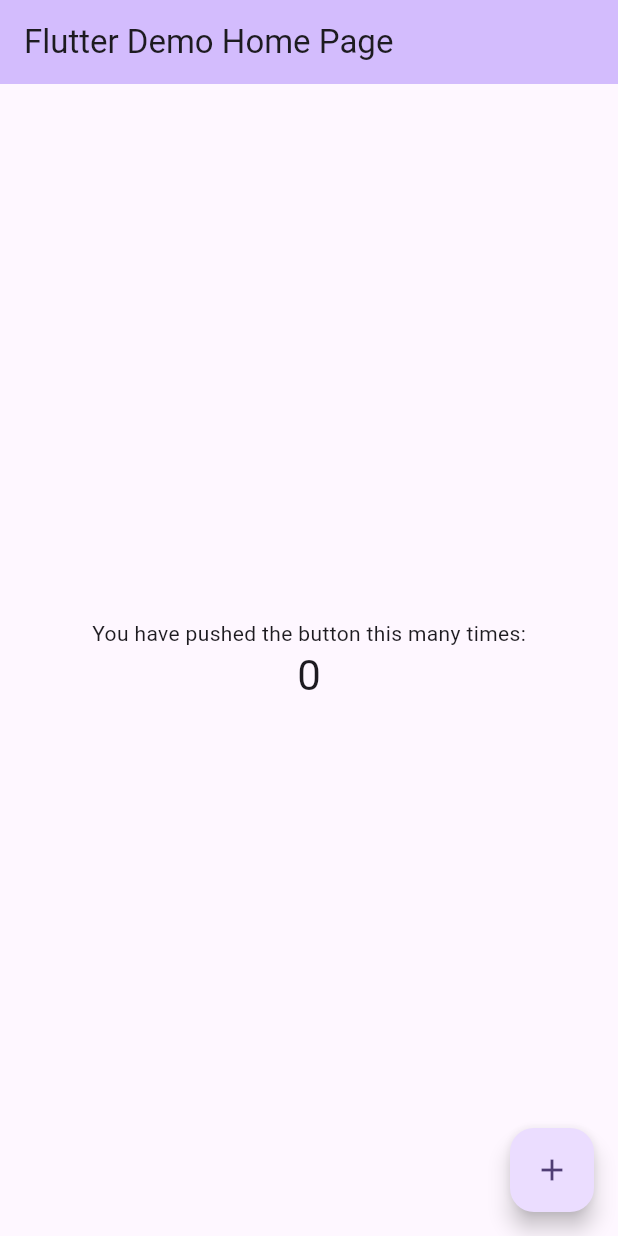
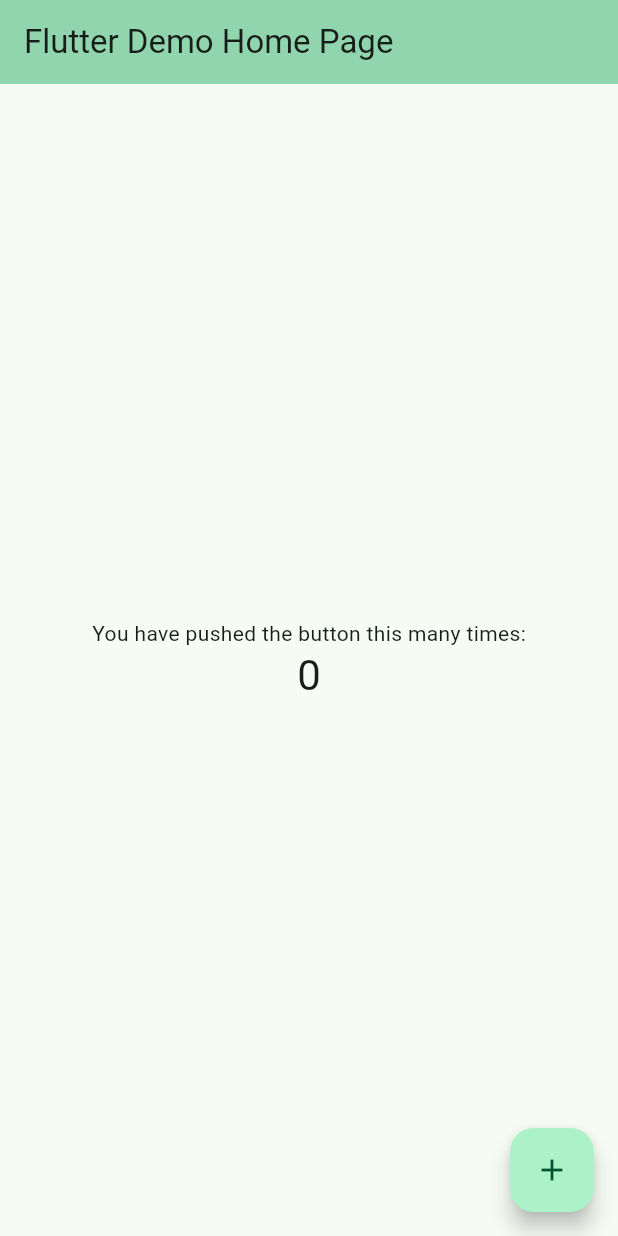
Before and after one commit to samrocks03/LearningFlutter, a Flutter app: the screen it shows after launch, on a phone screen of 412 x 824 dp. Run offline on Flutter 3.47's test engine with Material 2 defaults, Android fonts, the phone set to English and light mode, and no system bars.

Commit message:
Removed color patch comment

```diff
--- a/weather_apk/lib/main.dart
+++ b/weather_apk/lib/main.dart
@@ -13,22 +13,13 @@ class MyApp extends StatelessWidget {
     return MaterialApp(
       title: 'Flutter Demo',
       theme: ThemeData(
-        // This is the theme of your application.
-        //
-        // TRY THIS: Try running your application with "flutter run". You'll see
-        // the application has a blue toolbar. Then, without quitting the app,
-        // try changing the seedColor in the colorScheme below to Colors.green
-        // and then invoke "hot reload" (save your changes or press the "hot
-        // reload" button in a Flutter-supported IDE, or press "r" if you used
-        // the command line to start the app).
-        //
         // Notice that the counter didn't reset back to zero; the application
         // state is not lost during the reload. To reset the state, use hot
         // restart instead.
         //
         // This works for code too, not just values: Most code changes can be
         // tested with just a hot reload.
-        colorScheme: ColorScheme.fromSeed(seedColor: Colors.deepPurple),
+        colorScheme: ColorScheme.fromSeed(seedColor: Colors.greenAccent),
         useMaterial3: true,
       ),
       home: const MyHomePage(title: 'Flutter Demo Home Page'),
```
